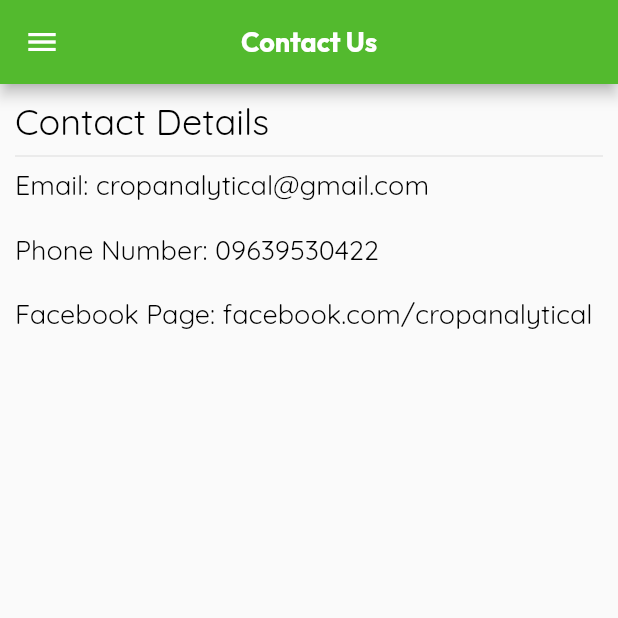
After one commit to lansoyyy/Suggestive-crop-yield-analytical-system, a Flutter app: the ContactusScreen screen opened directly, on a phone screen of 412 x 824 dp, the top half of it. The commit adds this screen. Run offline on Flutter 3.47's test engine with Material 2 defaults, Android fonts, the phone set to English and light mode, and no system bars; our stand-ins replace cloud_firestore, firebase_core, fluttertoast, geocoding, get_storage, google_maps_flutter; missing offline and left inert: flutter_google_places, google_api_headers, google_maps_webservice; accounts and stored records are empty.

Commit message:
added screens

```diff
--- /dev/null
+++ b/lib/screens/contactus_screen.dart
@@ -0,0 +1,62 @@
+import 'package:flutter/material.dart';
+
+import '../utils/colors.dart';
+import '../widgets/drawer_widget.dart';
+import '../widgets/text_widget.dart';
+
+class ContactusScreen extends StatelessWidget {
+  const ContactusScreen({super.key});
+
+  @override
+  Widget build(BuildContext context) {
+    return Scaffold(
+      drawer: const DrawerWidget(),
+      appBar: AppBar(
+        backgroundColor: primary,
+        title: TextBold(
+          text: 'Contact Us',
+          fontSize: 18,
+          color: Colors.white,
+        ),
+        centerTitle: true,
+      ),
+      body: Padding(
+        padding: const EdgeInsets.all(10.0),
+        child: SingleChildScrollView(
+          child: Column(
+            crossAxisAlignment: CrossAxisAlignment.start,
+            children: [
+              TextRegular(
+                color: Colors.black,
+                text: 'Contact Details',
+                fontSize: 24,
+              ),
+              const Divider(),
+              TextRegular(
+                color: Colors.black,
+                text: 'Email: cropanalytical@gmail.com',
+                fontSize: 18,
+              ),
+              const SizedBox(
+                height: 20,
+              ),
+              TextRegular(
+                color: Colors.black,
+                text: 'Phone Number: 09639530422',
+                fontSize: 18,
+              ),
+              const SizedBox(
+                height: 20,
+              ),
+              TextRegular(
+                color: Colors.black,
+                text: 'Facebook Page: facebook.com/cropanalytical',
+                fontSize: 18,
+              ),
+            ],
+          ),
+        ),
+      ),
+    );
+  }
+}
--- a/lib/screens/home_screen.dart
+++ b/lib/screens/home_screen.dart
@@ -433,7 +433,7 @@ class HomeScreenState extends State<HomeScreen> {
                   strictbounds: false,
                   types: [""],
                   decoration: InputDecoration(
-                      hintText: 'Search Pick-up Location',
+                      hintText: 'Search Location',
                       focusedBorder: OutlineInputBorder(
                           borderRadius: BorderRadius.circular(20),
                           borderSide: const BorderSide(color: Colors.white))),
```
Also changed, not shown: lib/screens/aboutus_screen.dart (added, +47 -0 lines), lib/widgets/drawer_widget.dart (+41 -0 lines), pubspec.lock, 1 other file.
